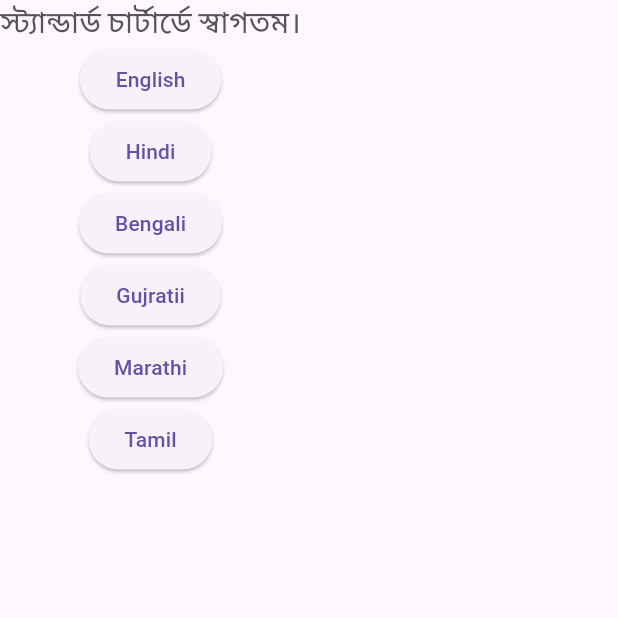
After one commit to Darthwimp/e-kyc-app, a Flutter app: the Splash screen opened by its route, after a tap on "Hindi", after a tap on "Bengali", on a phone screen of 412 x 824 dp, the top half of it. The commit adds this screen. Run offline on Flutter 3.47's test engine with Material 3 defaults, Android fonts, the phone set to English and light mode, and no system bars; our stand-ins replace easy_localization, flutter_screenutil, gap, google_fonts, shared_preferences; accounts and stored records are empty.

Commit message:
adi ka kaam

```diff
--- /dev/null
+++ b/devtools_options.yaml
@@ -0,0 +1 @@
+extensions:
--- /dev/null
+++ b/lib/adi/provider.dart
@@ -0,0 +1,35 @@
+import 'package:easy_localization/easy_localization.dart';
+import 'package:shared_preferences/shared_preferences.dart';
+import 'package:flutter/material.dart';
+
+class LanguageProvider extends ChangeNotifier {
+  late SharedPreferences _prefs;
+  late BuildContext _context;
+  late Locale _currentLocale;
+
+  LanguageProvider(BuildContext context) {
+    _context = context;
+    _currentLocale = Locale('en', 'US');
+    _loadPreferences();
+  }
+
+  Future<void> _loadPreferences() async {
+    _prefs = await SharedPreferences.getInstance();
+    final savedLanguageCode = _prefs.getString('language_code');
+    if (savedLanguageCode != null) {
+      _currentLocale = Locale(savedLanguageCode);
+    }
+  }
+
+  Locale get currentLocale => _currentLocale;
+  Future<void> changeLanguage(Locale newLocale) async {
+    //change it to != if you want to change the language even if the user selects the same language
+    if (_currentLocale != newLocale) {
+      _currentLocale = newLocale;
+      final localization = EasyLocalization.of(_context)!;
+      await localization.setLocale(newLocale);
+      await _prefs.setString('language_code', newLocale.languageCode);
+      notifyListeners();
+    }
+  }
+}
--- /dev/null
+++ b/lib/adi/splash.dart
@@ -0,0 +1,59 @@
+import 'package:e_kyc_app/adi/provider.dart';
+import 'package:easy_localization/easy_localization.dart';
+import 'package:flutter/material.dart';
+import 'package:provider/provider.dart';
+
+class Splash extends StatelessWidget {
+  const Splash({super.key});
+
+  @override
+  Widget build(BuildContext context) {
+    //import the provider, so that we can use it on the screen we need
+    final languageProvider = Provider.of<LanguageProvider>(context);
+    return Scaffold(
+      body: SafeArea(
+        child: Column(
+          children: [
+            //using tr() after the keyboard will do things automatically
+            Text(
+              'intro'.tr(),
+              style: const TextStyle(fontSize: 20),
+            ),
+
+            ElevatedButton(
+              onPressed: () {
+                languageProvider.changeLanguage(const Locale('en', 'US'));
+              },
+              child: const Text('English'),
+            ),
+            ElevatedButton(
+                onPressed: () {
+                  languageProvider.changeLanguage(const Locale('hi', 'IN'));
+                },
+                child: const Text('Hindi')),
+            ElevatedButton(
+                onPressed: () {
+                  languageProvider.changeLanguage(const Locale('bn', 'IN'));
+                },
+                child: const Text('Bengali')),
+            ElevatedButton(
+                onPressed: () {
+                  languageProvider.changeLanguage(const Locale('gj', 'IN'));
+                },
+                child: const Text('Gujratii')),
+            ElevatedButton(
+                onPressed: () {
+                  languageProvider.changeLanguage(const Locale('mr', 'IN'));
+                },
+                child: const Text('Marathi')),
+            ElevatedButton(
+                onPressed: () {
+                  languageProvider.changeLanguage(const Locale('ta', 'IN'));
+                },
+                child: const Text('Tamil')),
+          ],
+        ),
+      ),
+    );
+  }
+}
--- a/lib/main.dart
+++ b/lib/main.dart
@@ -1,10 +1,33 @@
+import 'package:e_kyc_app/adi/provider.dart';
 import 'package:e_kyc_app/utils/routes/routes.dart';
 import 'package:e_kyc_app/utils/theme.dart';
+import 'package:easy_localization/easy_localization.dart';
 import 'package:flutter/material.dart';
 import 'package:flutter_screenutil/flutter_screenutil.dart';
+import 'package:provider/provider.dart';
 
-void main(List<String> args) {
-  runApp(const MyApp());
+void main(List<String> args) async {
+  WidgetsFlutterBinding.ensureInitialized();
+  await EasyLocalization.ensureInitialized();
+  runApp(
+    EasyLocalization(
+      supportedLocales: const [
+        Locale('en', 'US'),
+        Locale('hi', 'IN'),
+        Locale('bn', 'IN'),
+        Locale('gj', 'IN'),
+        Locale('mr', 'IN'),
+        Locale('ta', 'IN'),
+      ],
+
+      //path where language files are stored
+
+      path:
+          'assets/translations', // <-- change the path of the translation files
+      fallbackLocale: const Locale('en', 'US'),
+      child: const MyApp(),
+    ),
+  );
 }
 
 class MyApp extends StatelessWidget {
@@ -12,18 +35,22 @@ class MyApp extends StatelessWidget {
 
   @override
   Widget build(BuildContext context) {
-    return ScreenUtilInit(
-      designSize: const Size(375, 812),
-      minTextAdapt: true,
-      splitScreenMode: false,
-      builder: (_,child){
-        return MaterialApp(
+    return ChangeNotifierProvider(
+      create: (context) => LanguageProvider(context),
+      child: ScreenUtilInit(
+        designSize: const Size(375, 812),
+        minTextAdapt: true,
+        splitScreenMode: false,
+        child: MaterialApp(
+          localizationsDelegates: context.localizationDelegates,
+          supportedLocales: context.supportedLocales,
+          locale: context.locale,
           debugShowCheckedModeBanner: false,
           theme: themeData(),
+          routes: routes,
           initialRoute: "/",
-          routes: routes,
-        );
-      },
+        ),
+      ),
     );
   }
 }
--- a/lib/utils/routes/routes.dart
+++ b/lib/utils/routes/routes.dart
@@ -1,3 +1,4 @@
+import 'package:e_kyc_app/adi/splash.dart';
 import 'package:e_kyc_app/login/enter_otp.dart';
 import 'package:e_kyc_app/login/enter_phone_number.dart';
 import 'package:flutter/material.dart';
@@ -5,4 +6,5 @@ import 'package:flutter/material.dart';
 Map<String,WidgetBuilder> routes = {
   "/" :(context) => const EnterPhoneNumber(),
   "/enter-otp" : (context) => const EnterOTP(),
+  "/splash" : (context) => const Splash(),
 };
--- a/pubspec.yaml
+++ b/pubspec.yaml
@@ -38,7 +38,8 @@ dependencies:
   flutter_screenutil: ^5.9.0
   google_fonts: ^6.2.1
   gap: ^3.0.1
-  pinput: ^4.0.0
+  easy_localization: ^3.0.5
+  provider: ^6.1.2
 
 dev_dependencies:
   flutter_test:
@@ -64,7 +65,9 @@ flutter:
 
   # To add assets to your application, add an assets section, like this:
   assets:
+       - assets/
        - assets/logo/
+       - assets/translations/
 
   # An image asset can refer to one or more resolution-specific "variants", see
   # https://flutter.dev/assets-and-images/#resolution-aware
```
Also changed, not shown: assets/translations/bn-IN.json (added, +10 -0 lines), assets/translations/en-US.json (added, +9 -0 lines), assets/translations/gj-IN.json (added, +10 -0 lines), assets/translations/hi-IN.json (added, +10 -0 lines), assets/translations/mr-IN.json (added, +13 -0 lines), assets/translations/ta-IN.json (added, +12 -0 lines), lib/login/enter_otp.dart (+22 -8 lines), pubspec.lock.
